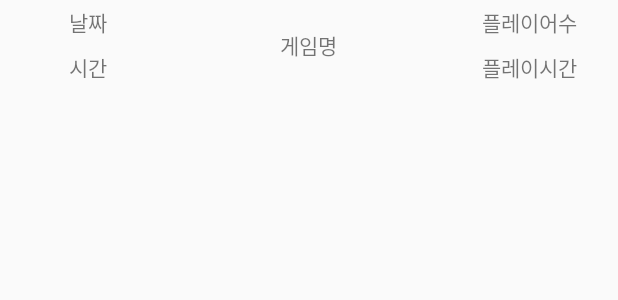
After one commit to NoMik93/boardgamemanager, an Android app: the layout fragment_game_listview_item.xml on its own in the app's theme, with its tools: preview values and no code run, on a phone screen of 412 x 824 dp. The commit adds this screen. Shown: the top 300 px of the screen. Run offline under Robolectric (Android 15) with nearby library versions, the phone set to English and light mode, and no system bars.

Commit message:
19.10.24 jaewon

```diff
--- a/app/build.gradle
+++ b/app/build.gradle
@@ -34,5 +34,5 @@ dependencies {
     implementation 'noman.placesapi:placesAPI:1.1.3'
     implementation 'com.android.support:design:28.0.0'
     implementation 'com.android.support:multidex:+'
-
+    implementation 'com.github.PhilJay:MPAndroidChart:v3.1.0'
 }
--- a/app/src/main/AndroidManifest.xml
+++ b/app/src/main/AndroidManifest.xml
@@ -5,6 +5,7 @@
     <uses-permission android:name="android.permission.INTERNET" />
     <uses-permission android:name="android.permission.ACCESS_NETWORK_STATE" />
     <uses-permission android:name="android.permission.ACCESS_COARSE_LOCATION" />
+    <uses-permission android:name="android.permission.READ_PHONE_STATE" />
     <uses-permission android:name="android.permission.WRITE_EXTERNAL_STORAGE" />
     <uses-permission android:name="android.permission.ACCESS_FINE_LOCATION" />
     <uses-permission android:name="android.permission.ACCESS_NETWORK_STATE" />
--- a/app/src/main/java/com/example/nomik/boardgamemanager/MainActivity.java
+++ b/app/src/main/java/com/example/nomik/boardgamemanager/MainActivity.java
@@ -99,6 +99,10 @@ public class MainActivity extends AppCompatActivity {
         }
     }
 
+    public void FragmentGameUpdate() {
+        fragmentGame = new FragmentGame();
+    }
+
     public void SetFragment(String fragmentname, String _name, String _id) {
         final String name = _name;
         final String id = _id;
--- /dev/null
+++ b/app/src/main/res/layout/fragment_game_listview_item.xml
@@ -0,0 +1,61 @@
+<?xml version="1.0" encoding="utf-8"?>
+<LinearLayout
+    xmlns:android="http://schemas.android.com/apk/res/android"
+    android:orientation="horizontal"
+    android:layout_width="match_parent"
+    android:layout_height="60dp"
+    android:weightSum="7">
+
+    <LinearLayout
+        android:layout_width="0dp"
+        android:layout_height="match_parent"
+        android:layout_weight="2"
+        android:orientation="vertical"
+        android:weightSum="2">
+
+        <TextView android:id="@+id/textView_game_item_date"
+            android:layout_width="match_parent"
+            android:layout_height="0dp"
+            android:layout_weight="1"
+            android:gravity="center"
+            android:text="날짜"/>
+
+        <TextView android:id="@+id/textView_game_item_date_time"
+            android:layout_width="match_parent"
+            android:layout_height="0dp"
+            android:layout_weight="1"
+            android:gravity="center"
+            android:text="시간"/>
+
+    </LinearLayout>
+
+    <TextView android:id="@+id/textView_game_item_game_name"
+        android:layout_width="0dp"
+        android:layout_height="match_parent"
+        android:layout_weight="3"
+        android:gravity="center"
+        android:text="게임명"/>
+
+    <LinearLayout
+        android:layout_width="0dp"
+        android:layout_height="match_parent"
+        android:layout_weight="2"
+        android:orientation="vertical"
+        android:weightSum="2">
+
+        <TextView android:id="@+id/textView_game_item_playerNum"
+            android:layout_width="match_parent"
+            android:layout_height="0dp"
+            android:layout_weight="1"
+            android:gravity="center"
+            android:text="플레이어수"/>
+
+        <TextView android:id="@+id/textView_game_item_playtime"
+            android:layout_width="match_parent"
+            android:layout_height="0dp"
+            android:layout_weight="1"
+            android:gravity="center"
+            android:text="플레이시간"/>
+
+    </LinearLayout>
+</LinearLayout>
--- a/app/src/main/res/layout/fragment_search.xml
+++ b/app/src/main/res/layout/fragment_search.xml
@@ -20,6 +20,7 @@
             android:layout_width="0dp"
             android:layout_height="match_parent"
             android:layout_weight="4"
+            android:hint="게임 이름을 입력하세요."
             android:background="@drawable/back" />
 
     </LinearLayout>
--- a/build.gradle
+++ b/build.gradle
@@ -5,10 +5,11 @@ buildscript {
     repositories {
         google()
         jcenter()
+        maven { url 'https://jitpack.io' }
     }
     dependencies {
         classpath 'com.android.tools.build:gradle:3.4.2'
-
+        classpath 'com.github.PhilJay:MPAndroidChart:v3.1.0'
 
 
         // NOTE: Do not place your application dependencies here; they belong
@@ -20,6 +21,7 @@ allprojects {
     repositories {
         google()
         jcenter()
+        maven { url 'https://jitpack.io' }
     }
 }
 
```
Also changed, not shown: app/src/main/java/com/example/nomik/boardgamemanager/FragmentGame.java (+280 -0 lines), app/src/main/java/com/example/nomik/boardgamemanager/FragmentGameAdapter.java (added, +58 -0 lines), app/src/main/java/com/example/nomik/boardgamemanager/FragmentGameItem.java (added, +61 -0 lines), app/src/main/java/com/example/nomik/boardgamemanager/FragmentScore.java (+96 -5 lines), app/src/main/java/com/example/nomik/boardgamemanager/FragmentSearchGame.java (+4 -3 lines), app/src/main/java/com/example/nomik/boardgamemanager/GameActivity.java (+12 -3 lines), app/src/main/res/layout/fragment_game.xml (+30 -5 lines).
